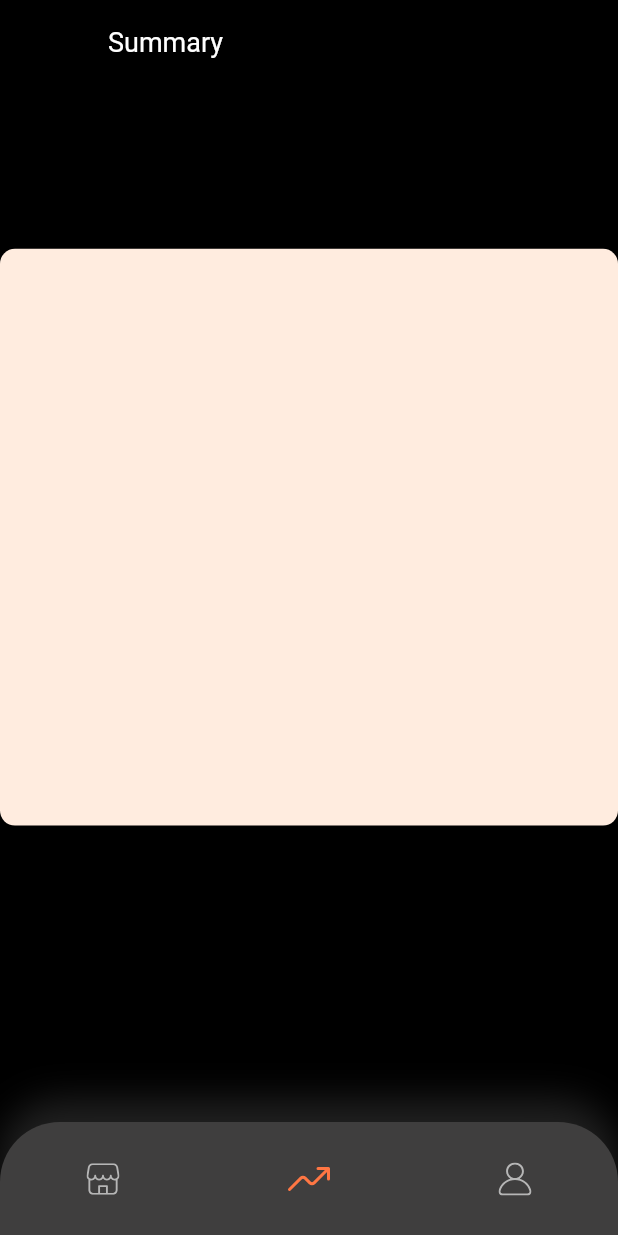
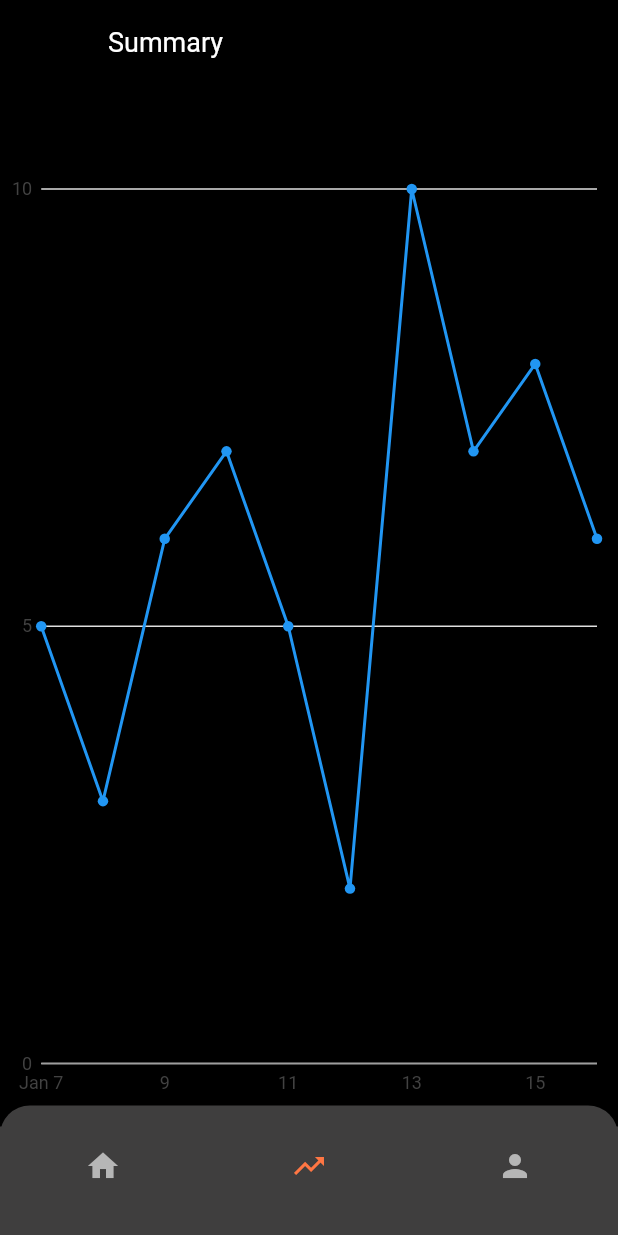
Before and after one commit to LBPAlert/lbpalert, a Flutter app: the HomeScreen screen opened by its route, item 2 of the bottom bar chosen, on a phone screen of 412 x 824 dp. Run offline on Flutter 3.47's test engine with Material 2 defaults, Android fonts, the phone set to English and light mode, and no system bars; our stand-ins replace charts_flutter, firebase_auth, firebase_core, firebase_database, flutter_svg; accounts and stored records are empty; generated files the repository leaves out were written again.

Commit message:
trend screen + screen navigation changes

```diff
--- a/lib/screens/change_password/change_password_screen.dart
+++ b/lib/screens/change_password/change_password_screen.dart
@@ -18,7 +18,7 @@ class ChangePasswordScreen extends StatelessWidget {
         ),
       ),
       body: Body(),
-      bottomNavigationBar: CustomBottomNavBar(selectedMenu: MenuState.profile),
+      //bottomNavigationBar: CustomBottomNavBar(selectedMenu: MenuState.profile),
     );
   }
 }
--- a/lib/screens/home/home_screen.dart
+++ b/lib/screens/home/home_screen.dart
@@ -1,11 +1,34 @@
 import 'package:flutter/material.dart';
+import 'package:lbpalert/screens/profile/profile_screen.dart';
+import 'package:lbpalert/screens/trend/trend_screen.dart';
 import '/components/coustom_bottom_nav_bar.dart';
+import 'package:flutter_svg/flutter_svg.dart';
 import '/enums.dart';
+import '/constants.dart';
 
 import 'components/body.dart';
 
-class HomeScreen extends StatelessWidget {
+class HomeScreen extends StatefulWidget {
   static String routeName = "/home";
+
+  @override
+  State<HomeScreen> createState() => _HomeScreenState();
+}
+
+class _HomeScreenState extends State<HomeScreen> {
+  final Color inActiveIconColor = Color(0xFFB6B6B6);
+
+  List pages = [Body(), TrendScreen(), ProfileScreen()];
+
+  int currentIndex = 0;
+  List titleText = ["Home", "Summary", "Profile"];
+
+  void onTap(int index) {
+    setState(() {
+      currentIndex = index;
+    });
+  }
+
   @override
   Widget build(BuildContext context) {
     return Scaffold(
@@ -14,12 +37,38 @@ class HomeScreen extends StatelessWidget {
         foregroundColor: Colors.white,
         backgroundColor: Colors.black,
         title: Text(
-          "Home",
+          titleText[currentIndex],
           style: TextStyle(color: Colors.white),
         ),
       ),
-      body: Body(),
-      bottomNavigationBar: CustomBottomNavBar(selectedMenu: MenuState.home),
+      body: pages[currentIndex],
+      //bottomNavigationBar: CustomBottomNavBar(selectedMenu: MenuState.home),
+      bottomNavigationBar: Container(
+        padding: EdgeInsets.symmetric(vertical: 14),
+        decoration: BoxDecoration(
+          color: Color.fromARGB(255, 63, 62, 62),
+          borderRadius: BorderRadius.only(
+            topLeft: Radius.circular(20),
+            topRight: Radius.circular(20),
+          ),
+        ),
+        child: BottomNavigationBar(
+          backgroundColor: Color.fromARGB(255, 63, 62, 62),
+          onTap: onTap,
+          currentIndex: currentIndex,
+          selectedItemColor: kPrimaryColor,
+          unselectedItemColor: inActiveIconColor,
+          elevation: 0,
+          showSelectedLabels: false,
+          showUnselectedLabels: false,
+          items: [
+            BottomNavigationBarItem(icon: Icon(Icons.home), label: "Home"),
+            BottomNavigationBarItem(
+                icon: Icon(Icons.trending_up), label: "Trend"),
+            BottomNavigationBarItem(icon: Icon(Icons.person), label: "Profile"),
+          ],
+        ),
+      ),
     );
   }
 }
--- a/lib/screens/notifications/notifications_screen.dart
+++ b/lib/screens/notifications/notifications_screen.dart
@@ -21,7 +21,7 @@ class NotificationScreen extends StatelessWidget {
         ),
       ),
       body: Body(),
-      bottomNavigationBar: CustomBottomNavBar(selectedMenu: MenuState.profile),
+      //bottomNavigationBar: CustomBottomNavBar(selectedMenu: MenuState.profile),
     );
   }
 }
--- a/lib/screens/profile/profile_screen.dart
+++ b/lib/screens/profile/profile_screen.dart
@@ -13,13 +13,13 @@ class ProfileScreen extends StatelessWidget {
       appBar: AppBar(
         foregroundColor: Colors.white,
         backgroundColor: Colors.black,
-        title: Text(
-          "Profile",
-          style: TextStyle(color: Colors.white),
-        ),
+        // title: Text(
+        //   "Profile",
+        //   style: TextStyle(color: Colors.white),
+        // ),
       ),
       body: Body(),
-      bottomNavigationBar: CustomBottomNavBar(selectedMenu: MenuState.profile),
+      //bottomNavigationBar: CustomBottomNavBar(selectedMenu: MenuState.profile),
     );
   }
 }
--- a/lib/screens/set_target/set_target_screen.dart
+++ b/lib/screens/set_target/set_target_screen.dart
@@ -21,7 +21,7 @@ class SetTargetScreen extends StatelessWidget {
         ),
       ),
       body: Body(),
-      bottomNavigationBar: CustomBottomNavBar(selectedMenu: MenuState.profile),
+      //bottomNavigationBar: CustomBottomNavBar(selectedMenu: MenuState.profile),
     );
   }
 }
--- a/lib/screens/settings/settings_screen.dart
+++ b/lib/screens/settings/settings_screen.dart
@@ -21,7 +21,7 @@ class SettingsScreen extends StatelessWidget {
         ),
       ),
       body: Body(),
-      bottomNavigationBar: CustomBottomNavBar(selectedMenu: MenuState.profile),
+      //bottomNavigationBar: CustomBottomNavBar(selectedMenu: MenuState.profile),
     );
   }
 }
--- /dev/null
+++ b/lib/screens/trend/components/chart.dart
@@ -0,0 +1,85 @@
+import 'package:charts_flutter/flutter.dart' as charts;
+import 'package:flutter/material.dart';
+
+class TrendsChart extends StatelessWidget {
+  final List<charts.Series<dynamic, DateTime>> seriesList;
+  final bool animate;
+
+  TrendsChart(this.seriesList, {this.animate = false});
+
+  /// Creates a time series chart with sample data and no transition.
+  factory TrendsChart.withSampleData() {
+    return new TrendsChart(
+      _createSampleData(),
+      // Disable animations for image tests.
+      animate: false,
+    );
+  }
+
+  @override
+  Widget build(BuildContext context) {
+    return new charts.TimeSeriesChart(
+      seriesList,
+      animate: animate,
+      dateTimeFactory: const charts.LocalDateTimeFactory(),
+      domainAxis: charts.DateTimeAxisSpec(
+        viewport: charts.DateTimeExtents(
+            start: DateTime.now().subtract(Duration(days: 4)),
+            end: DateTime.now()),
+        tickFormatterSpec: charts.AutoDateTimeTickFormatterSpec(
+          day: charts.TimeFormatterSpec(
+            format: 'EEE',
+            transitionFormat: 'EEE',
+          ),
+        ),
+      ),
+      primaryMeasureAxis: new charts.NumericAxisSpec(
+        viewport: charts.NumericExtents(0, 10),
+      ),
+      defaultRenderer: new charts.LineRendererConfig(includePoints: true),
+      behaviors: [
+        // Add the sliding viewport behavior to have the viewport center on the
+        // domain that is currently selected.
+        new charts.SlidingViewport(),
+        // A pan and zoom behavior helps demonstrate the sliding viewport
+        // behavior by allowing the data visible in the viewport to be adjusted
+        // dynamically.
+        new charts.PanAndZoomBehavior(),
+      ],
+    );
+  }
+
+  /// Create one series with sample hard coded data.
+  static List<charts.Series<BackData, DateTime>> _createSampleData() {
+    final data = [
+      new BackData(DateTime(2019, 1, 7), 5),
+      new BackData(DateTime(2019, 1, 8), 3),
+      new BackData(DateTime(2019, 1, 9), 6),
+      new BackData(DateTime(2019, 1, 10), 7),
+      new BackData(DateTime(2019, 1, 11), 5),
+      new BackData(DateTime(2019, 1, 12), 2),
+      new BackData(DateTime(2019, 1, 13), 10),
+      new BackData(DateTime(2019, 1, 14), 7),
+      new BackData(DateTime(2019, 1, 15), 8),
+      new BackData(DateTime(2019, 1, 16), 6),
+    ];
+
+    return [
+      new charts.Series<BackData, DateTime>(
+        id: '',
+        colorFn: (_, __) => charts.MaterialPalette.blue.shadeDefault,
+        domainFn: (BackData back, _) => back.day,
+        measureFn: (BackData back, _) => back.backData,
+        data: data,
+      )
+    ];
+  }
+}
+
+/// Sample ordinal data type.
+class BackData {
+  final DateTime day;
+  final int backData;
+
+  BackData(this.day, this.backData);
+}
--- a/lib/screens/trend/trend_screen.dart
+++ b/lib/screens/trend/trend_screen.dart
@@ -1,5 +1,6 @@
 import 'package:flutter/material.dart';
 import 'package:lbpalert/screens/trend/components/body.dart';
+import 'package:lbpalert/screens/trend/components/chart.dart';
 import '/components/coustom_bottom_nav_bar.dart';
 import '/enums.dart';
 
@@ -12,13 +13,13 @@ class TrendScreen extends StatelessWidget {
       appBar: AppBar(
         foregroundColor: Colors.white,
         backgroundColor: Colors.black,
-        title: Text(
-          "Summary",
-          style: TextStyle(color: Colors.white),
-        ),
+        // title: Text(
+        //   "Summary",
+        //   style: TextStyle(color: Colors.white),
+        // ),
       ),
-      body: Body(),
-      bottomNavigationBar: CustomBottomNavBar(selectedMenu: MenuState.trend),
+      body: TrendsChart.withSampleData(), //Body(),
+      //bottomNavigationBar: CustomBottomNavBar(selectedMenu: MenuState.trend),
     );
   }
 }
--- a/lib/screens/update_account/update_account_screen.dart
+++ b/lib/screens/update_account/update_account_screen.dart
@@ -18,7 +18,7 @@ class UpdateAccountScreen extends StatelessWidget {
         ),
       ),
       body: Body(),
-      bottomNavigationBar: CustomBottomNavBar(selectedMenu: MenuState.profile),
+      //bottomNavigationBar: CustomBottomNavBar(selectedMenu: MenuState.profile),
     );
   }
 }
--- a/pubspec.yaml
+++ b/pubspec.yaml
@@ -37,6 +37,7 @@ dependencies:
   firebase_auth: ^3.3.6
   firebase_database: ^9.0.5
   flutter_settings_screens: ^0.1.0+0.2
+  charts_flutter: ^0.12.0
   #vibration: ^1.7.3
 
   # # Add the dependencies for any other Firebase products you want to use in your app
```
